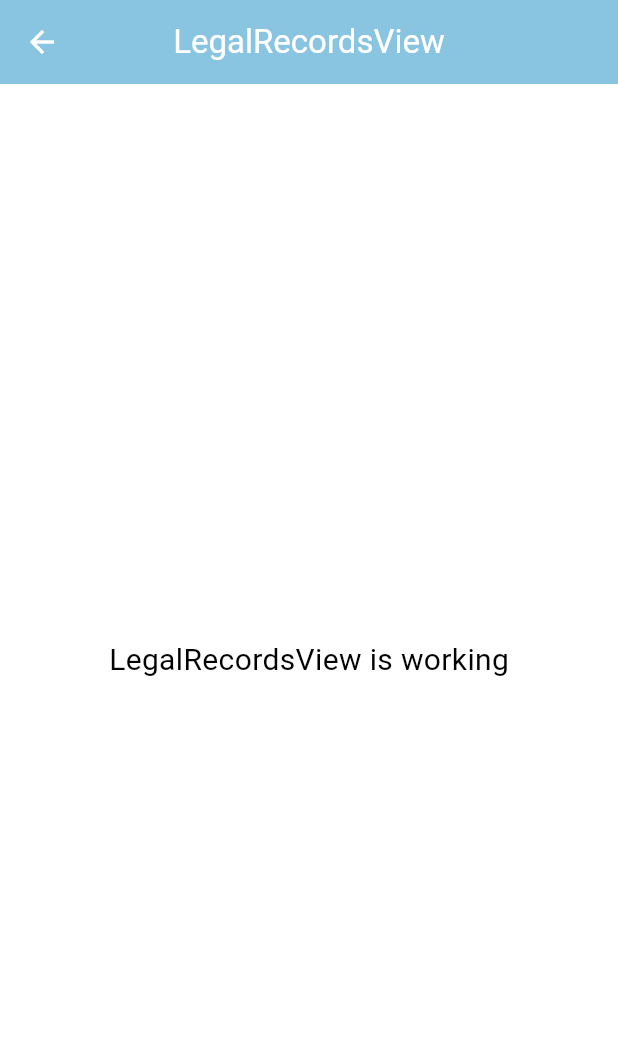
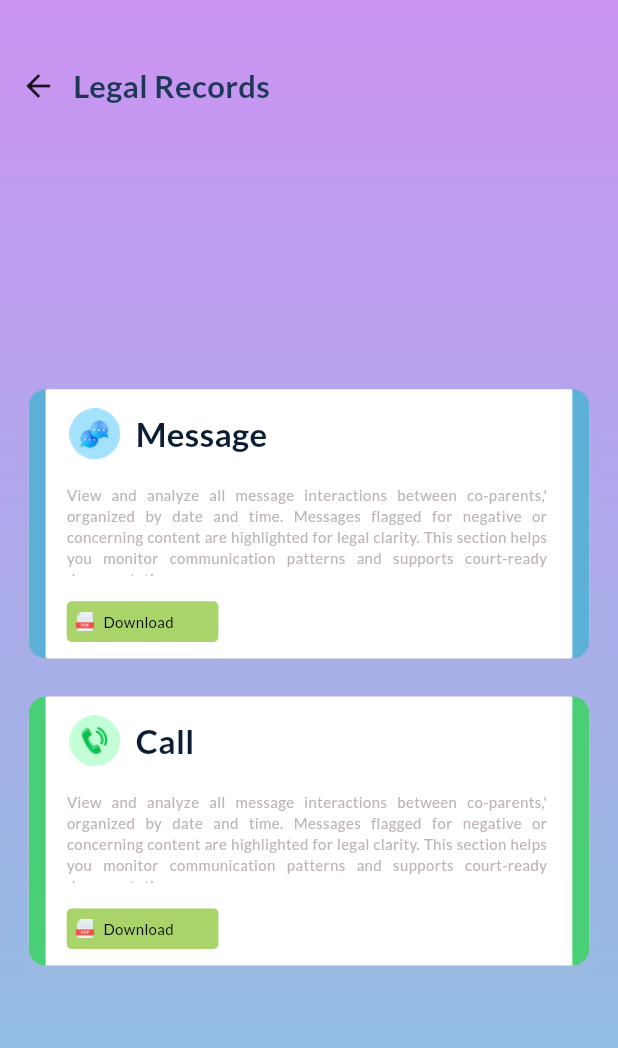
Before and after one commit to RaihanRafi01/parent_bridge, a Flutter app: the LegalRecordsView screen opened by its route, on a phone screen of 412 x 824 dp. Shown: the top 1048 px of the screen. Run offline on Flutter 3.47's test engine with Material 3 defaults, Android fonts, the phone set to English and light mode, and no system bars; our stand-ins replace dotted_border, flutter_screenutil, flutter_svg, get, google_fonts.

Commit message:
create pages and widgets for document view

```diff
--- a/lib/app/modules/document_vault/views/document_vault_view.dart
+++ b/lib/app/modules/document_vault/views/document_vault_view.dart
@@ -114,7 +114,7 @@ class DocumentVaultView extends GetView<DocumentVaultController> {
                     child: Center(
                       child: Text(
                         'Add document',
-                        style: GoogleFonts.lato(
+                        style: h2.copyWith(
                           fontSize: 18.16.sp,
                           fontWeight: FontWeight.w600,
                           color: AppColors.textColor7,
@@ -142,7 +142,7 @@ class DocumentVaultView extends GetView<DocumentVaultController> {
                 child: TextField(
                   decoration: InputDecoration(
                     hintText: "Search Documents",
-                    hintStyle: GoogleFonts.lato(
+                    hintStyle: h2.copyWith(
                       color: AppColors.customGrey,
                       fontSize: 14.sp,
                     ),
@@ -179,7 +179,7 @@ class DocumentVaultView extends GetView<DocumentVaultController> {
                     ),
                     child: Text(
                       "All (${docs.length})",
-                      style: GoogleFonts.lato(
+                      style: h2.copyWith(
                         fontSize: 14.sp,
                         color: AppColors.darkSlateBlue,
                       ),
--- /dev/null
+++ b/lib/app/modules/legal_records/views/Widget/Custom_card_legal.dart
@@ -0,0 +1,147 @@
+import 'package:flutter/material.dart';
+import 'package:flutter/rendering.dart';
+import 'package:flutter_screenutil/flutter_screenutil.dart';
+import 'package:flutter_svg/svg.dart';
+import 'package:get/get.dart';
+import 'package:google_fonts/google_fonts.dart';
+import 'package:parent_bridge/common/appColors.dart';
+import '../../../../../common/customFont.dart';
+
+class DocumentCardLegal extends StatelessWidget {
+  const DocumentCardLegal({
+    super.key,
+    required this.title,
+    required this.text,
+    required this.image,
+    required this.color,
+    required this.color2,
+  });
+
+  final String title;
+  final String text;
+
+  final String image;
+  final Color color;
+  final Color color2;
+
+  @override
+  Widget build(BuildContext context) {
+    return Container(
+      width: 399.w,
+      height: 212.h,
+      decoration: BoxDecoration(
+        color: AppColors.white,
+        borderRadius: BorderRadius.circular(16.r),
+        boxShadow: [
+          BoxShadow(
+            color: AppColors.customGrey.withOpacity(0.1),
+            spreadRadius: 2.r,
+            blurRadius: 5.r,
+            offset: const Offset(0, 3),
+          ),
+        ],
+      ),
+      child: Row(
+        children: [
+          Container(
+            width: 12.w,
+            height: 212.h,
+            decoration: BoxDecoration(
+              color: color,
+              borderRadius: BorderRadius.only(
+                topLeft: Radius.circular(16.r),
+                bottomLeft: Radius.circular(16.r),
+              ),
+            ),
+          ),
+          SizedBox(width: 15.w),
+          Column(
+            crossAxisAlignment: CrossAxisAlignment.start,
+            children: [
+              SizedBox(height: 15.h),
+              Row(
+                children: [
+                  Container(
+                    width: 40.w,
+                    height: 40.h,
+                    child: Image.asset(image),
+                  ),
+                  SizedBox(width: 10.h),
+                  Text(
+                    title,
+                    style: h1.copyWith(
+                      fontSize: 22,
+                      color: AppColors.legalText,
+                    ),
+                  ),
+                ],
+              ),
+              SizedBox(height: 20.h),
+              Container(
+                width: 342.w,
+                height: 72.h,
+                child: Text(
+                  text,
+                  style: h4.copyWith(fontSize: 10, color: AppColors.customGrey),
+                  textAlign: TextAlign.justify,
+                ),
+              ),
+              SizedBox(height: 20.h),
+              Container(
+                width: 108.w,
+                height: 32.h,
+                decoration: BoxDecoration(
+                  color: AppColors.legalButton,
+                  borderRadius: BorderRadius.circular(4.r),
+                ),
+                child: Container(
+                  width: 12.w,
+                  height: 212.h,
+                  decoration: BoxDecoration(
+                    borderRadius: BorderRadius.only(
+                      topRight: Radius.circular(16.r),
+                      bottomRight: Radius.circular(16.r),
+                    ),
+                  ),
+                  child: Row(
+                    mainAxisAlignment: MainAxisAlignment.start,
+                    children: [
+                      SizedBox(width: 5.w),
+                      Container(
+                        width: 16.w,
+                        height: 16.h,
+                        child: Image.asset(
+                          "assets/images/document_svg/pdf.png",
+                        ),
+                      ),
+                      SizedBox(width: 5.w),
+                      Text(
+                        'Download',
+                        style: h3.copyWith(
+                          fontSize: 10,
+                          color: AppColors.clrBlack,
+                        ),
+                      ),
+                    ],
+                  ),
+                ),
+              ),
+            ],
+          ),
+          Spacer(),
+          Container(
+            width: 12.w,
+            height: 212.h,
+            decoration: BoxDecoration(
+              color: color2,
+              borderRadius: BorderRadius.only(
+                topRight: Radius.circular(16.r),
+                bottomRight: Radius.circular(16.r),
+              ),
+            ),
+          ),
+        ],
+      ),
+    );
+  }
+}
--- a/lib/app/modules/legal_records/views/legal_records_view.dart
+++ b/lib/app/modules/legal_records/views/legal_records_view.dart
@@ -1,23 +1,112 @@
 import 'package:flutter/material.dart';
+import 'package:flutter_screenutil/flutter_screenutil.dart';
 
 import 'package:get/get.dart';
+import 'package:google_fonts/google_fonts.dart';
+import 'package:parent_bridge/app/modules/legal_records/views/Widget/Custom_card_legal.dart';
+import 'package:parent_bridge/app/modules/legal_records/views/Widget/Custom_legaldialog.dart';
 
+import '../../../../common/appColors.dart';
+import '../../../../common/customFont.dart';
 import '../controllers/legal_records_controller.dart';
 
 class LegalRecordsView extends GetView<LegalRecordsController> {
   const LegalRecordsView({super.key});
+
   @override
   Widget build(BuildContext context) {
     return Scaffold(
-      appBar: AppBar(
-        title: const Text('LegalRecordsView'),
-        centerTitle: true,
-      ),
-      body: const Center(
-        child: Text(
-          'LegalRecordsView is working',
-          style: TextStyle(fontSize: 20),
-        ),
+      body: Column(
+        crossAxisAlignment: CrossAxisAlignment.start,
+        children: [
+          // Header
+          Expanded(
+            child: Container(
+              height: MediaQuery.of(context).size.height,
+              padding: EdgeInsets.only(top: 20.r, left: 16.r, right: 16.r),
+              decoration: BoxDecoration(
+                gradient: const LinearGradient(
+                  colors: [AppColors.appColor2, AppColors.appColor],
+                  begin: Alignment.topCenter,
+                  end: Alignment.bottomCenter,
+                ),
+              ),
+              child: Column(
+                children: [
+                  SizedBox(height: 30.h),
+                  Row(
+                    children: [
+                      const Icon(Icons.arrow_back),
+                      SizedBox(width: 12.w),
+                      Expanded(
+                        child: Text(
+                          "Legal Records",
+                          style: h2.copyWith(
+                            fontSize: 24.47.sp,
+                            color: AppColors.textColor7,
+                          ),
+                        ),
+                      ),
+                    ],
+                  ),
+                  SizedBox(height: 200.w),
+                  InkWell(
+                    onTap: () {
+                      Get.dialog(
+                        Document_dialoglegal(
+                          title: 'Message Records Report',
+                          subtitle:
+                              'Generate Court-Ready Message Documentation',
+                        ),
+                      );
+                    },
+                    child: DocumentCardLegal(
+                      title: 'Message',
+                      text:
+                          "View and analyze all message interactions between co-parents,' "
+                          "organized by date and time. Messages flagged for negative or "
+                          "concerning content are highlighted for legal clarity. This section "
+                          "helps you monitor communication patterns and supports court-ready documentation",
+
+                      image: "assets/images/document_svg/msg.png",
+                      color: AppColors.barColor,
+                      color2: AppColors.barColor,
+                    ),
+                  ),
+                  SizedBox(height: 30.h),
+                  InkWell(
+                    onTap: () {
+                      Get.dialog(
+                        Document_dialoglegal(
+                          title: 'Call Records Report',
+                          subtitle: 'Generate Court-Ready Call Documentation',
+                        ),
+                      );
+                    },
+                    child: DocumentCardLegal(
+                      color: AppColors.barColor2,
+                      color2: AppColors.barColor2,
+                      title: 'Call',
+                      text:
+                          "View and analyze all message interactions between co-parents,' "
+                          "organized by date and time. Messages flagged for negative or "
+                          "concerning content are highlighted for legal clarity. This section "
+                          "helps you monitor communication patterns and supports court-ready documentation",
+
+                      image: "assets/images/document_svg/call.png",
+                    ),
+                  ),
+                ],
+              ),
+            ),
+          ),
+
+          // Search Bar
+
+          // Filter Buttons
+
+          // Document list
+        ],
       ),
     );
   }
--- a/lib/app/routes/app_pages.dart
+++ b/lib/app/routes/app_pages.dart
@@ -35,7 +35,7 @@ part 'app_routes.dart';
 class AppPages {
   AppPages._();
 
-  static const INITIAL = Routes.DOCUMENT_VAULT;
+  static const INITIAL = Routes.LEGAL_RECORDS;
 
   static final routes = [
     GetPage(
--- a/lib/common/appColors.dart
+++ b/lib/common/appColors.dart
@@ -8,6 +8,10 @@ class AppColors {
   ///
   static const Color liteGreenBg = Color(0xFFEAFBD9);
   static const Color textInputFillColor = Color(0xFFEAF8FF);
+  static const Color barColor = Color(0xFF5DB0D7);
+  static const Color barColor2 = Color(0xFF4ACF76);
+  static const Color legalButton = Color(0xFFA8D46A);
+  static const Color legalText = Color(0xFF0A1D32);
 
   static const Color clrSky6 = Color(0xFFB8E8FE);
 
@@ -103,6 +107,7 @@ class AppColors {
   static const Color clrSky4 = Color(0xFFAFE4FF);
   static const Color clrRed = Color(0xFFFE1C1F);
   static const Color clrGreen = Color(0xFF68B961);
+  static const Color clrBlk = Color(0xFF686565);
   static const Color clrGreen2 = Color(0xFFE7FAE5);
   static const Color clrGreen3 = Color(0xFF15CB70);
   static const Color clrRed2 = Color(0xFFD00023);
```
Also changed, not shown: lib/app/modules/legal_records/views/Widget/Custom_legaldialog.dart (added, +195 -0 lines), assets/images/document_svg/call.png (added), assets/images/document_svg/date.svg (added), assets/images/document_svg/msg.png (added), assets/images/legal_view/legalcall.png (added), assets/images/legal_view/legalmessage.png (added).
